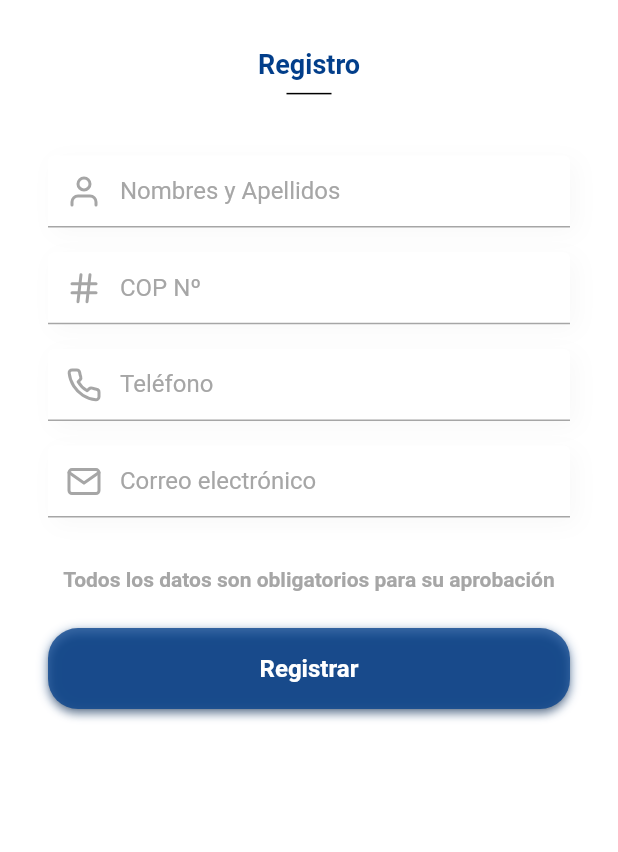
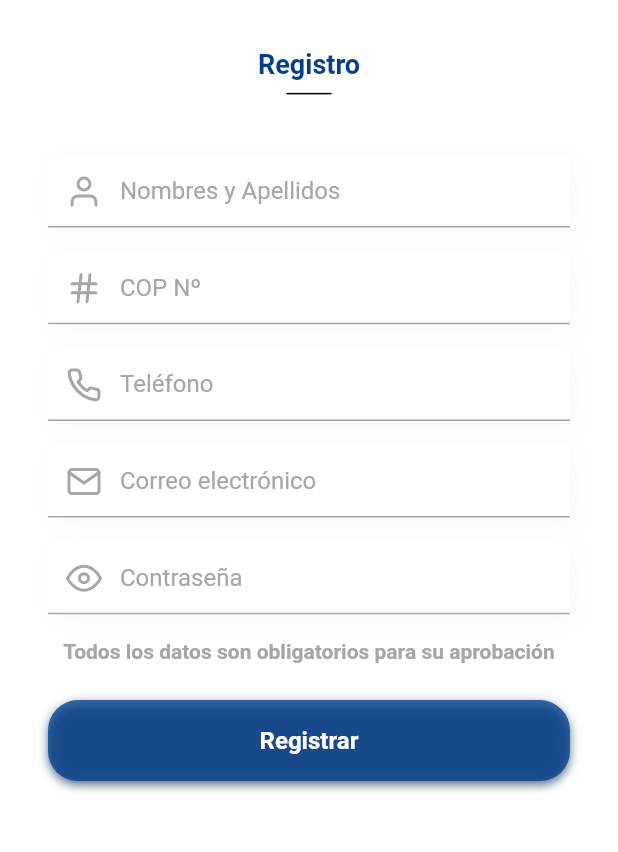
Before and after one commit to dafm10/flutter_app_rdm, a Flutter app: the screen it shows after launch, after a tap on "Regístrate", on a phone screen of 412 x 824 dp, the part 165-1017 px from its top. Run offline on Flutter 3.47's test engine with Material 2 defaults, Android fonts, the phone set to English and light mode, and no system bars; our stand-ins replace cloud_firestore, firebase_core, flutter_svg, lottie, shared_preferences; accounts and stored records are empty.

Commit message:
register auth

```diff
--- a/lib/pages/admin/doctor_list_page.dart
+++ b/lib/pages/admin/doctor_list_page.dart
@@ -52,8 +52,10 @@ class DoctorListPage extends StatelessWidget {
                           Navigator.push(
                             context,
                             MaterialPageRoute(
-                              builder: (context) => InfoDoctorPage(
+                              builder: (context) => FormDoctorPage(
                                 userModel: users[index],
+                                title: "Mi Perfil",
+                                bottom: "Guardar",
                               ),
                             ),
                           );
--- /dev/null
+++ b/lib/pages/doctor/form_doctor_page.dart
@@ -0,0 +1,237 @@
+import 'package:firebase_auth/firebase_auth.dart';
+import 'package:flutter/material.dart';
+import 'package:flutter_app_rdm/models/models.dart';
+import 'package:flutter_app_rdm/pages/pages.dart';
+import 'package:flutter_app_rdm/services/firebase_service.dart';
+import 'package:flutter_app_rdm/utils/utils.dart';
+import 'package:flutter_app_rdm/widget/widgets.dart';
+
+class FormDoctorPage extends StatefulWidget {
+  UserModel? userModel;
+  String title;
+  String bottom;
+
+  FormDoctorPage({
+    super.key,
+    this.userModel,
+    required this.title,
+    required this.bottom,
+  });
+
+  @override
+  State<FormDoctorPage> createState() => _FormDoctorPageState();
+}
+
+class _FormDoctorPageState extends State<FormDoctorPage> {
+  final _formKey = GlobalKey<FormState>();
+  final FirebaseService _userService = FirebaseService(collection: 'users');
+
+  final TextEditingController _nameController = TextEditingController();
+  final TextEditingController _copController = TextEditingController();
+  final TextEditingController _phoneController = TextEditingController();
+  final TextEditingController _emailController = TextEditingController();
+  final TextEditingController _passwordController = TextEditingController();
+  bool status = true;
+  bool isLoading = true;
+
+  @override
+  void initState() {
+    super.initState();
+    getData();
+  }
+
+  getData() {
+    if (widget.userModel != null) {
+      _nameController.text = widget.userModel!.name;
+      _copController.text = widget.userModel!.cop;
+      _phoneController.text = widget.userModel!.phone;
+      _emailController.text = widget.userModel!.email;
+    }
+    isLoading = false;
+    setState(() {});
+  }
+
+  void register() async {
+    if (_formKey.currentState!.validate()) {
+      UserModel userModel = UserModel(
+        role: "Doctor",
+        cop: _copController.text,
+        phone: _phoneController.text,
+        name: _nameController.text,
+        email: _emailController.text,
+        // password: _passwordController.text,
+        status: status,
+      );
+      if (widget.userModel == null) {
+        try {
+          UserCredential userCredential =
+              await FirebaseAuth.instance.createUserWithEmailAndPassword(
+            email: _emailController.text,
+            password: _passwordController.text,
+          );
+          if (userCredential.user != null) {
+            _userService.addUser(userModel).then((value) {
+              if (value.isNotEmpty) {
+                messageSuccessSnackBar(context, 3);
+                Navigator.pushAndRemoveUntil(
+                  context,
+                  MaterialPageRoute(
+                      builder: (context) => HomeDoctorPage(
+                            userModel: userModel,
+                          )),
+                  (route) => false,
+                );
+              }
+            });
+          }
+        } on FirebaseAuthException catch (e) {
+          print(e);
+        }
+      } else {
+        userModel.id = widget.userModel!.id;
+        _userService.updateUser(userModel).then((value) {
+          messageSuccessSnackBar(context, 1);
+          Navigator.pop(context);
+        });
+      }
+    }
+  }
+
+  @override
+  Widget build(BuildContext context) {
+    ResponsiveUI responsive = ResponsiveUI(context);
+    return Scaffold(
+      appBar: PreferredSize(
+        preferredSize: const Size.fromHeight(30.0),
+        child: AppBar(
+          backgroundColor: Colors.white,
+          elevation: 0,
+          centerTitle: true,
+          leading: IconButton(
+            onPressed: () {
+              Navigator.pop(context);
+            },
+            icon: const Icon(
+              Icons.arrow_back_rounded,
+              color: Colors.black,
+            ),
+          ),
+        ),
+      ),
+      body: !isLoading
+          ? Stack(
+              children: [
+                Column(
+                  children: [
+                    Container(
+                      padding: EdgeInsets.zero,
+                      child: Column(
+                        children: [
+                          Center(
+                            child: Image.asset(
+                              "assets/images/logo_RDM.jpg",
+                              // width: 176.32,
+                              width: ResponsiveUI(context).wp(48),
+                            ),
+                          ),
+                          SizedBox(height: responsive.hp(4)),
+                          Text(
+                            widget.title,
+                            style: const TextStyle(
+                              fontSize: 18.0,
+                              color: priColor,
+                              fontWeight: FontWeight.w700,
+                            ),
+                          ),
+                          SizedBox(height: responsive.hp(1)),
+                          Container(
+                            width: 30.0,
+                            height: 1.0,
+                            color: Colors.black,
+                          ),
+                        ],
+                      ),
+                    ),
+                    SizedBox(height: responsive.hp(3)),
+                    Expanded(
+                      flex: 4,
+                      child: Container(
+                        padding: const EdgeInsets.symmetric(
+                          vertical: defaultPadding,
+                          horizontal: defaultPadding * 2,
+                        ),
+                        child: SingleChildScrollView(
+                          physics: const BouncingScrollPhysics(),
+                          child: Form(
+                            key: _formKey,
+                            child: Column(
+                              children: [
+                                TextFieldNormalWidget(
+                                  maxLines: 1,
+                                  hintText: "Nombres y Apellidos",
+                                  icon: "user",
+                                  controller: _nameController,
+                                  isNumeric: false,
+                                ),
+                                SizedBox(height: responsive.hp(2)),
+                                TextFieldNormalWidget(
+                                  maxLines: 1,
+                                  hintText: "COP Nº",
+                                  icon: "hash",
+                                  controller: _copController,
+                                  isNumeric: true,
+                                  typeInput: TypeInputTextField.cop,
+                                ),
+                                SizedBox(height: responsive.hp(2)),
+                                TextFieldNormalWidget(
+                                  maxLines: 1,
+                                  hintText: "Teléfono",
+                                  icon: "phone",
+                                  controller: _phoneController,
+                                  isNumeric: true,
+                                  typeInput: TypeInputTextField.phone,
+                                ),
+                                SizedBox(height: responsive.hp(2)),
+                                TextFieldNormalWidget(
+                                  maxLines: 1,
+                                  hintText: "Correo electrónico",
+                                  icon: "mail",
+                                  controller: _emailController,
+                                  isNumeric: false,
+                                ),
+                                SizedBox(height: responsive.hp(2)),
+                                TextFieldPasswordWidget(
+                                  validator: true,
+                                  controller: _passwordController,
+                                ),
+                                SizedBox(height: responsive.hp(2)),
+                                const Text(
+                                  "Todos los datos son obligatorios para su aprobación",
+                                  style: TextStyle(
+                                    color: grayColor,
+                                    fontWeight: FontWeight.bold,
+                                  ),
+                                ),
+                                SizedBox(height: responsive.hp(3)),
+                                ElevatedButtonWidget(
+                                  title: widget.bottom,
+                                  onFunction: () {
+                                    register();
+                                  },
+                                ),
+                              ],
+                            ),
+                          ),
+                        ),
+                      ),
+                    ),
+                  ],
+                ),
+              ],
+            )
+          : const Center(
+              child: CircularProgressIndicator(),
+            ),
+    );
+  }
+}
--- a/lib/pages/doctor/login_doctor_page.dart
+++ b/lib/pages/doctor/login_doctor_page.dart
@@ -174,8 +174,10 @@ class _LoginDoctorPageState extends State<LoginDoctorPage> {
                                   Navigator.push(
                                     context,
                                     MaterialPageRoute(
-                                      builder: (context) =>
-                                          RegisterDoctorPage(),
+                                      builder: (context) => FormDoctorPage(
+                                        title: "Registro",
+                                        bottom: "Registrar",
+                                      ),
                                     ),
                                   );
                                 },
--- a/lib/pages/doctor/register_doctor_page.dart
+++ /dev/null
@@ -1,180 +0,0 @@
-import 'package:flutter/material.dart';
-import 'package:flutter_app_rdm/models/models.dart';
-import 'package:flutter_app_rdm/services/firebase_service.dart';
-import 'package:flutter_app_rdm/utils/utils.dart';
-import 'package:flutter_app_rdm/widget/widgets.dart';
-
-class RegisterDoctorPage extends StatefulWidget {
-  UserModel? userModel;
-
-  RegisterDoctorPage({super.key, this.userModel});
-
-  @override
-  State<RegisterDoctorPage> createState() => _RegisterDoctorPageState();
-}
-
-class _RegisterDoctorPageState extends State<RegisterDoctorPage> {
-  final _formKey = GlobalKey<FormState>();
-  final FirebaseService _userService = FirebaseService(collection: 'users');
-
-  final TextEditingController _nameController = TextEditingController();
-  final TextEditingController _copController = TextEditingController();
-  final TextEditingController _phoneController = TextEditingController();
-  final TextEditingController _emailController = TextEditingController();
-  final TextEditingController _passwordController = TextEditingController();
-  bool status = true;
-
-  void register() {
-    if (_formKey.currentState!.validate()) {
-      UserModel userModel = UserModel(
-        role: "Doctor",
-        cop: _copController.text,
-        phone: _phoneController.text,
-        name: _nameController.text,
-        email: _emailController.text,
-        status: status,
-      );
-      if (widget.userModel == null) {
-        _userService.addUser(userModel).then((value) {
-          if (value.isNotEmpty) {
-            print("Usuario agregado");
-          }
-        });
-      }
-    }
-  }
-
-  @override
-  Widget build(BuildContext context) {
-    ResponsiveUI responsive = ResponsiveUI(context);
-    return Scaffold(
-      appBar: PreferredSize(
-        preferredSize: const Size.fromHeight(30.0),
-        child: AppBar(
-          backgroundColor: Colors.white,
-          elevation: 0,
-          centerTitle: true,
-          leading: IconButton(
-            onPressed: () {
-              Navigator.pop(context);
-            },
-            icon: const Icon(
-              Icons.arrow_back_rounded,
-              color: Colors.black,
-            ),
-          ),
-        ),
-      ),
-      body: Stack(
-        children: [
-          Column(
-            children: [
-              Container(
-                padding: EdgeInsets.zero,
-                child: Column(
-                  children: [
-                    Center(
-                      child: Image.asset(
-                        "assets/images/logo_RDM.jpg",
-                        // width: 176.32,
-                        width: ResponsiveUI(context).wp(48),
-                      ),
-                    ),
-                    SizedBox(height: responsive.hp(4)),
-                    const Text(
-                      "Registro",
-                      style: TextStyle(
-                        fontSize: 18.0,
-                        color: priColor,
-                        fontWeight: FontWeight.w700,
-                      ),
-                    ),
-                    SizedBox(height: responsive.hp(1)),
-                    Container(
-                      width: 30.0,
-                      height: 1.0,
-                      color: Colors.black,
-                    ),
-                  ],
-                ),
-              ),
-              SizedBox(height: responsive.hp(3)),
-              Expanded(
-                flex: 4,
-                child: Container(
-                  padding: const EdgeInsets.symmetric(
-                    vertical: defaultPadding,
-                    horizontal: defaultPadding * 2,
-                  ),
-                  child: SingleChildScrollView(
-                    physics: const BouncingScrollPhysics(),
-                    child: Form(
-                      key: _formKey,
-                      child: Column(
-                        children: [
-                          TextFieldNormalWidget(
-                            maxLines: 1,
-                            hintText: "Nombres y Apellidos",
-                            icon: "user",
-                            controller: _nameController,
-                            isNumeric: false,
-                          ),
-                          SizedBox(height: responsive.hp(2)),
-                          TextFieldNormalWidget(
-                            maxLines: 1,
-                            hintText: "COP Nº",
-                            icon: "hash",
-                            controller: _copController,
-                            isNumeric: true,
-                            typeInput: TypeInputTextField.cop,
-                          ),
-                          SizedBox(height: responsive.hp(2)),
-                          TextFieldNormalWidget(
-                            maxLines: 1,
-                            hintText: "Teléfono",
-                            icon: "phone",
-                            controller: _phoneController,
-                            isNumeric: true,
-                            typeInput: TypeInputTextField.phone,
-                          ),
-                          SizedBox(height: responsive.hp(2)),
-                          TextFieldNormalWidget(
-                            maxLines: 1,
-                            hintText: "Correo electrónico",
-                            icon: "mail",
-                            controller: _emailController,
-                            isNumeric: false,
-                          ),
-                          SizedBox(height: responsive.hp(2)),
-                          // TextFieldPasswordWidget(
-                          //   validator: true,
-                          //   controller: _passwordController,
-                          // ),
-                          SizedBox(height: responsive.hp(2)),
-                          const Text(
-                            "Todos los datos son obligatorios para su aprobación",
-                            style: TextStyle(
-                              color: grayColor,
-                              fontWeight: FontWeight.bold,
-                            ),
-                          ),
-                          SizedBox(height: responsive.hp(3)),
-                          ElevatedButtonWidget(
-                            title: "Registrar",
-                            onFunction: () {
-                              register();
-                            },
-                          ),
-                        ],
-                      ),
-                    ),
-                  ),
-                ),
-              ),
-            ],
-          ),
-        ],
-      ),
-    );
-  }
-}
--- a/lib/pages/pages.dart
+++ b/lib/pages/pages.dart
@@ -1,7 +1,6 @@
 export 'doctor/home_doctor_page.dart';
-export 'doctor/info_doctor_page.dart';
 export 'doctor/login_doctor_page.dart';
-export 'doctor/register_doctor_page.dart';
+export 'doctor/form_doctor_page.dart';
 export 'doctor/register_patients_page.dart';
 export 'doctor/restart_password_page.dart';
 export 'admin/doctor_list_page.dart';
--- a/lib/widget/widgets.dart
+++ b/lib/widget/widgets.dart
@@ -8,3 +8,4 @@ export 'text_2_register_form_widget.dart';
 export 'text_register_form_widget.dart';
 export 'expansion_tile_widget.dart';
 export 'text_subtitle_widget.dart';
+export 'general_widget.dart';
--- a/pubspec.yaml
+++ b/pubspec.yaml
@@ -30,6 +30,7 @@ environment:
 dependencies:
   cloud_firestore: ^4.8.0
   cupertino_icons: ^1.0.2
+  firebase_auth: ^4.6.2
   firebase_core: ^2.13.1
   flutter:
     sdk: flutter
```
Also changed, not shown: lib/pages/doctor/home_doctor_page.dart (+8 -2 lines), lib/pages/doctor/info_doctor_page.dart (deleted, +0 -171 lines), lib/services/firebase_service.dart (+13 -0 lines), lib/utils/helpers.dart (+10 -0 lines), lib/widget/general_widget.dart (added, +28 -0 lines), pubspec.lock.
